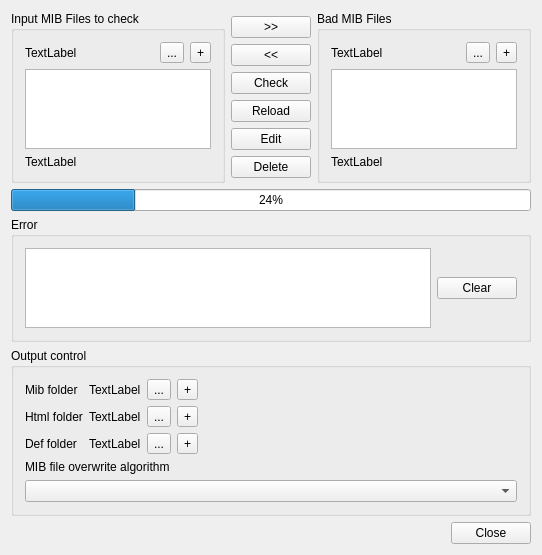
Before: the Qt Designer form MainWindow.ui in ram-0000/MibChecker, drawn with Qt 5.
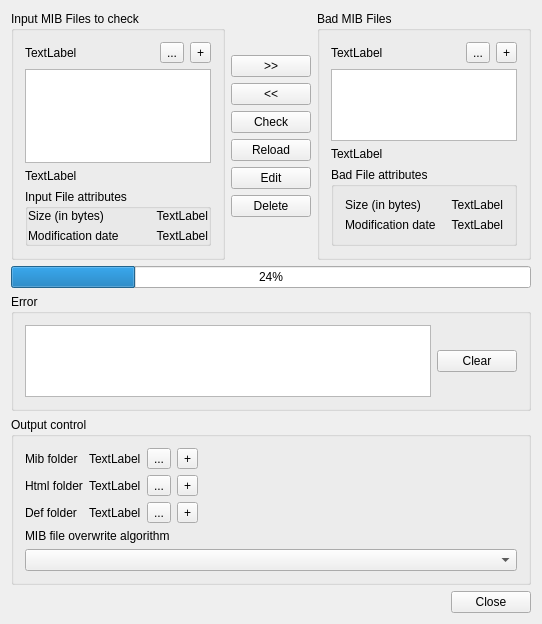
After: the same form once the commit is applied. Icons and pictures are not drawn.

Commit message: Add selected file attribute

```diff
--- a/MainWindow.ui
+++ b/MainWindow.ui
@@ -7,7 +7,7 @@
     <x>0</x>
     <y>0</y>
     <width>542</width>
-    <height>555</height>
+    <height>624</height>
    </rect>
   </property>
   <property name="windowTitle">
@@ -73,6 +73,61 @@
            </property>
           </widget>
          </item>
+         <item>
+          <widget class="QGroupBox" name="groupBox_5">
+           <property name="title">
+            <string>Input File attributes</string>
+           </property>
+           <layout class="QFormLayout" name="formLayout_2">
+            <property name="leftMargin">
+             <number>0</number>
+            </property>
+            <property name="topMargin">
+             <number>0</number>
+            </property>
+            <property name="rightMargin">
+             <number>0</number>
+            </property>
+            <property name="bottomMargin">
+             <number>0</number>
+            </property>
+            <item row="0" column="0">
+             <widget class="QLabel" name="CheckFileSizeLabel">
+              <property name="text">
+               <string>Size (in bytes)</string>
+              </property>
+             </widget>
+            </item>
+            <item row="1" column="0">
+             <widget class="QLabel" name="CheckFileDateLabel">
+              <property name="text">
+               <string>Modification date</string>
+              </property>
+             </widget>
+            </item>
+            <item row="0" column="1">
+             <widget class="QLabel" name="CheckFileSizeEdit">
+              <property name="text">
+               <string>TextLabel</string>
+              </property>
+              <property name="alignment">
+               <set>Qt::AlignRight|Qt::AlignTrailing|Qt::AlignVCenter</set>
+              </property>
+             </widget>
+            </item>
+            <item row="1" column="1">
+             <widget class="QLabel" name="CheckFileDateEdit">
+              <property name="text">
+               <string>TextLabel</string>
+              </property>
+              <property name="alignment">
+               <set>Qt::AlignRight|Qt::AlignTrailing|Qt::AlignVCenter</set>
+              </property>
+             </widget>
+            </item>
+           </layout>
+          </widget>
+         </item>
         </layout>
        </widget>
       </item>
@@ -207,6 +262,49 @@
            </property>
           </widget>
          </item>
+         <item>
+          <widget class="QGroupBox" name="groupBox_6">
+           <property name="title">
+            <string>Bad File attributes</string>
+           </property>
+           <layout class="QFormLayout" name="formLayout_3">
+            <item row="0" column="0">
+             <widget class="QLabel" name="BadFileSizeLabel">
+              <property name="text">
+               <string>Size (in bytes)</string>
+              </property>
+             </widget>
+            </item>
+            <item row="0" column="1">
+             <widget class="QLabel" name="BadFileSizeEdit">
+              <property name="text">
+               <string>TextLabel</string>
+              </property>
+              <property name="alignment">
+               <set>Qt::AlignRight|Qt::AlignTrailing|Qt::AlignVCenter</set>
+              </property>
+             </widget>
+            </item>
+            <item row="1" column="0">
+             <widget class="QLabel" name="BadFileDateLabel">
+              <property name="text">
+               <string>Modification date</string>
+              </property>
+             </widget>
+            </item>
+            <item row="1" column="1">
+             <widget class="QLabel" name="BadFileDateEdit">
+              <property name="text">
+               <string>TextLabel</string>
+              </property>
+              <property name="alignment">
+               <set>Qt::AlignRight|Qt::AlignTrailing|Qt::AlignVCenter</set>
+              </property>
+             </widget>
+            </item>
+           </layout>
+          </widget>
+         </item>
         </layout>
        </widget>
       </item>
```
Left out of the diff: 6 changed lines with no effect on the pictures. The commit also changes 3 other files.
